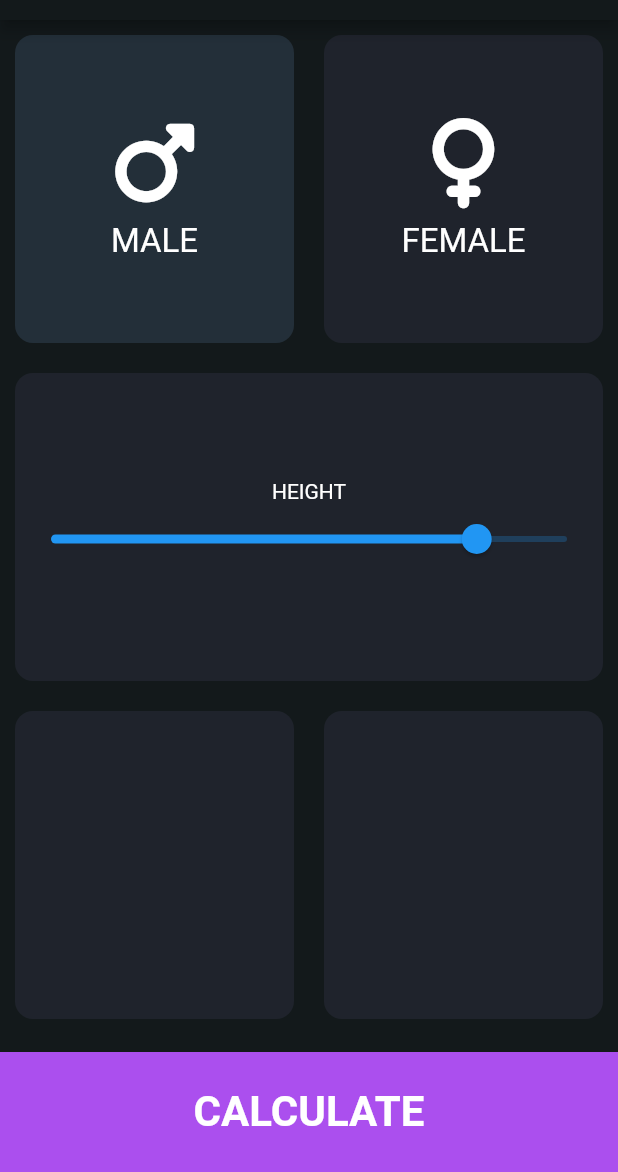
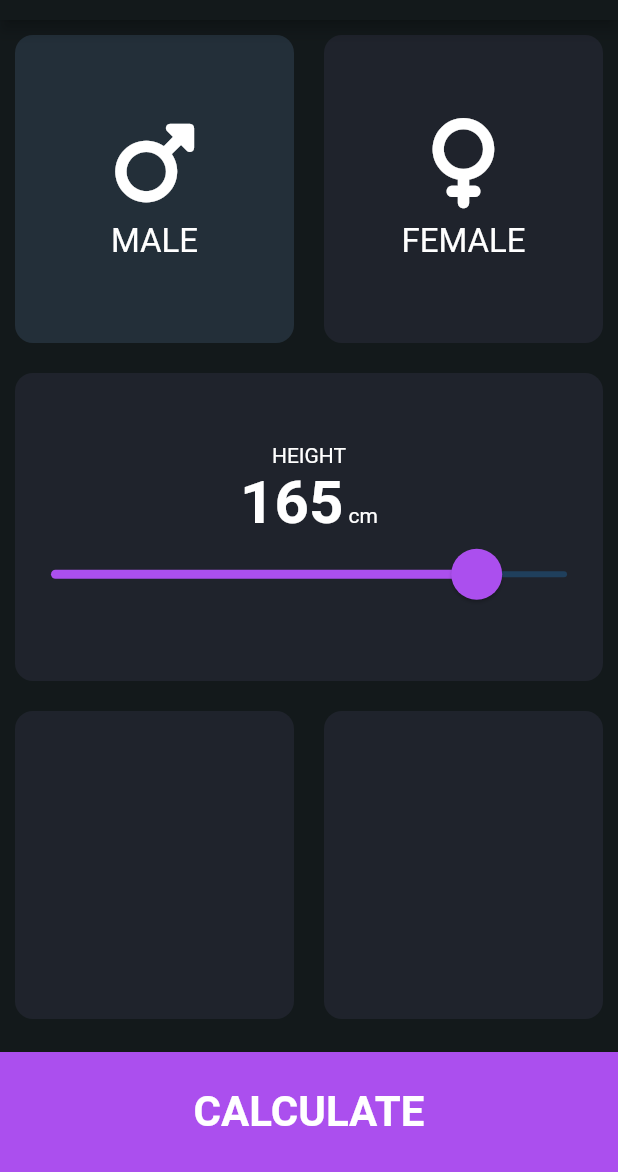
Before and after one commit to eeBarrionuevo/flutter_codigo5_bmi, a Flutter app: the screen it shows after launch, on a phone screen of 412 x 824 dp, the part 64-1236 px from its top. Run offline on Flutter 3.47's test engine with Material 2 defaults, Android fonts, the phone set to English and light mode, and no system bars; our stand-ins replace font_awesome_flutter.

Commit message:
Slider 2

```diff
--- a/lib/main.dart
+++ b/lib/main.dart
@@ -19,6 +19,7 @@ class MyApp extends StatelessWidget {
           backgroundColor: Color(0xff13191B),
         ),
         scaffoldBackgroundColor: Color(0xff13191B),
+
       ),
       home: InputPage(),
     );
--- a/lib/pages/input_page.dart
+++ b/lib/pages/input_page.dart
@@ -4,6 +4,7 @@ import 'package:font_awesome_flutter/font_awesome_flutter.dart';
 
 const kTapSelectedColor = Color(0xff232f39);
 const kCardColor = Color(0xff1F232C);
+const kPrimaryColor = Color(0xffAB4FEE);
 
 enum Gender {
   male,
@@ -18,7 +19,6 @@ class InputPage extends StatefulWidget {
 }
 
 class _InputPageState extends State<InputPage> {
-
   Gender selectedOption = Gender.male;
   int height = 165;
 
@@ -82,16 +82,41 @@ class _InputPageState extends State<InputPage> {
                         Text(
                           "HEIGHT",
                         ),
-                        Slider(
-                          value: height.toDouble(),
-                          min: 0,
-                          max: 200,
-                          onChanged: (double valueSlider){
-                            height = valueSlider.round();
-                            setState(() {
-
-                            });
-                          },
+                        Row(
+                          mainAxisAlignment: MainAxisAlignment.center,
+                          crossAxisAlignment: CrossAxisAlignment.baseline,
+                          textBaseline: TextBaseline.alphabetic,
+                          children: [
+                            Text(
+                              height.toString(),
+                              style: TextStyle(
+                                fontWeight: FontWeight.bold,
+                                fontSize: 40.0
+                              ),
+                            ),
+                            Text(
+                              " cm"
+                            ),
+                          ],
+                        ),
+                        SliderTheme(
+                          data: SliderThemeData(
+                            activeTrackColor: kPrimaryColor,
+                            thumbColor: kPrimaryColor,
+                            thumbShape:  const RoundSliderThumbShape(
+                                enabledThumbRadius: 17.0
+                            ),
+                            overlayColor: kPrimaryColor.withOpacity(0.25),
+                          ),
+                          child: Slider(
+                            value: height.toDouble(),
+                            min: 0,
+                            max: 200,
+                            onChanged: (double valueSlider) {
+                              height = valueSlider.round();
+                              setState(() {});
+                            },
+                          ),
                         ),
                       ],
                     ),
@@ -124,7 +149,7 @@ class _InputPageState extends State<InputPage> {
             height: 80.0,
             width: double.infinity,
             margin: const EdgeInsets.only(top: 12.0),
-            color: const Color(0xffAB4FEE),
+            color: kPrimaryColor,
             alignment: Alignment.center,
             child: const Text(
               "CALCULATE",
```
